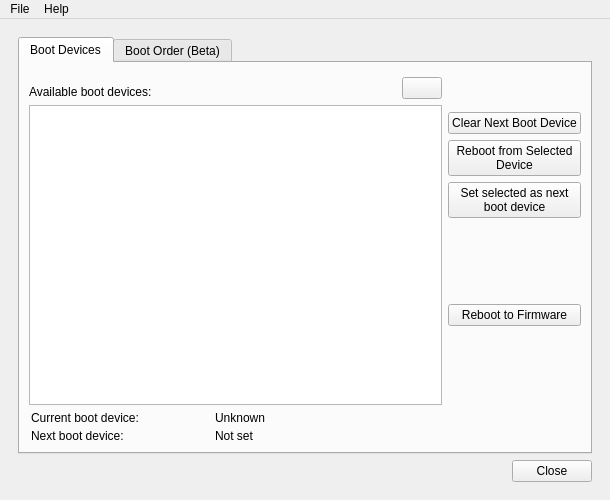
This is mainwindow.ui in JosephM101/UEFI-Boot-Manager as Qt 5 draws it before an edit. The edited form follows.
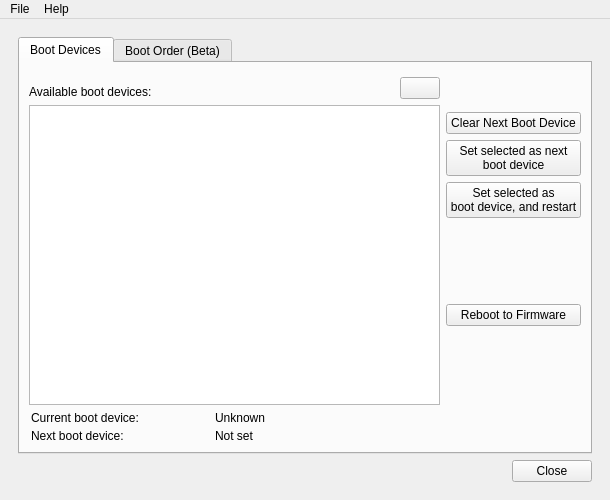
This is the edited form. The open tabs and pages were chosen to show the change.

Commit message: Added feature that sets next boot device, and immediately reboots the computer

```diff
--- a/mainwindow.ui
+++ b/mainwindow.ui
@@ -251,23 +251,6 @@
                    </property>
                   </widget>
                  </item>
-                 <item>
-                  <widget class="QPushButton" name="pushButton_rebootFromSelectedDevice">
-                   <property name="text">
-                    <string>Reboot from Selected
-Device</string>
-                   </property>
-                   <property name="autoRepeat">
-                    <bool>false</bool>
-                   </property>
-                   <property name="autoDefault">
-                    <bool>false</bool>
-                   </property>
-                   <property name="flat">
-                    <bool>false</bool>
-                   </property>
-                  </widget>
-                 </item>
                  <item>
                   <widget class="QPushButton" name="pushButton_setSelectedAsNextBootDevice">
                    <property name="text">
@@ -285,6 +268,23 @@
                    </property>
                   </widget>
                  </item>
+                 <item>
+                  <widget class="QPushButton" name="pushButton_rebootFromSelectedDevice">
+                   <property name="text">
+                    <string>Set selected as 
+boot device, and restart</string>
+                   </property>
+                   <property name="autoRepeat">
+                    <bool>false</bool>
+                   </property>
+                   <property name="autoDefault">
+                    <bool>false</bool>
+                   </property>
+                   <property name="flat">
+                    <bool>false</bool>
+                   </property>
+                  </widget>
+                 </item>
                  <item>
                   <spacer name="verticalSpacer_3">
                    <property name="orientation">
```
Left out of the diff: 2 changed lines with no effect on the pictures. The commit also changes 4 other files.
